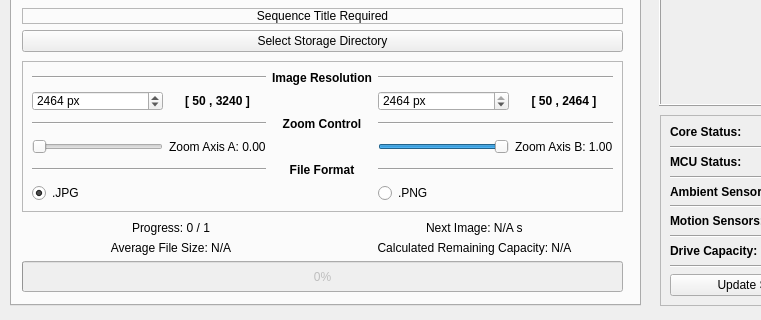
The window that _ui/Clinostat.ui (CoCl-Jerry/SciSpin_Max_Dev) describes before a commit, drawn with Qt 5; both pictures show x 0 to 761 and y 255 to 575 of the 1024 by 575 pixel window.
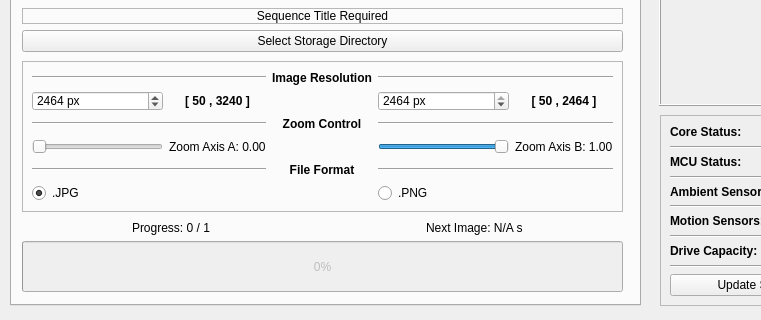
The same window after the commit. The open tabs and pages were chosen to show the change. Icons and pictures are not drawn. Custom widgets are drawn as their Qt base class.

```diff
--- a/_ui/Clinostat.ui
+++ b/_ui/Clinostat.ui
@@ -1268,22 +1268,6 @@
        </rect>
       </property>
       <layout class="QGridLayout" name="gridLayout_9">
-       <item row="2" column="0" colspan="2">
-        <widget class="QProgressBar" name="imaging_progress_progressBar">
-         <property name="enabled">
-          <bool>false</bool>
-         </property>
-         <property name="sizePolicy">
-          <sizepolicy hsizetype="Expanding" vsizetype="MinimumExpanding">
-           <horstretch>0</horstretch>
-           <verstretch>0</verstretch>
-          </sizepolicy>
-         </property>
-         <property name="value">
-          <number>0</number>
-         </property>
-        </widget>
-       </item>
        <item row="0" column="1" alignment="Qt::AlignHCenter">
         <widget class="QLabel" name="imaging_next_image_value_label">
          <property name="text">
@@ -1291,6 +1275,22 @@
          </property>
         </widget>
        </item>
+       <item row="1" column="0" colspan="2">
+        <widget class="QProgressBar" name="imaging_progress_progressBar">
+         <property name="enabled">
+          <bool>false</bool>
+         </property>
+         <property name="sizePolicy">
+          <sizepolicy hsizetype="Expanding" vsizetype="MinimumExpanding">
+           <horstretch>0</horstretch>
+           <verstretch>0</verstretch>
+          </sizepolicy>
+         </property>
+         <property name="value">
+          <number>0</number>
+         </property>
+        </widget>
+       </item>
        <item row="0" column="0" alignment="Qt::AlignHCenter">
         <widget class="QLabel" name="imaging_progress_value_label">
          <property name="text">
@@ -1298,26 +1298,6 @@
          </property>
         </widget>
        </item>
-       <item row="1" column="0">
-        <widget class="QLabel" name="imaging_average_file_size_value_label">
-         <property name="text">
-          <string>Average File Size: N/A</string>
-         </property>
-         <property name="alignment">
-          <set>Qt::AlignCenter</set>
-         </property>
-        </widget>
-       </item>
-       <item row="1" column="1">
-        <widget class="QLabel" name="imaging_calculated_remaining_capacity_value_label">
-         <property name="text">
-          <string>Calculated Remaining Capacity: N/A</string>
-         </property>
-         <property name="alignment">
-          <set>Qt::AlignCenter</set>
-         </property>
-        </widget>
-       </item>
       </layout>
      </widget>
     </widget>
```
Left out of the diff: 2 changed lines with no effect on the pictures.
